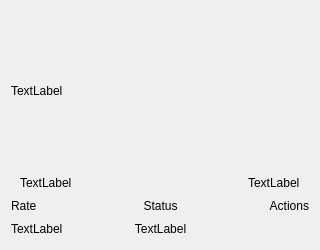
Qt form ui_files/grid_rooms_frame.ui (xbryan25/hotel-management-system) before a commit.
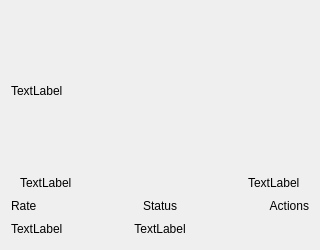
The same form after that commit.

Commit message: ui(grid_rooms_frame): update grid_rooms_frame ui

Diff of the .ui file:
```diff
--- a/ui_files/grid_rooms_frame.ui
+++ b/ui_files/grid_rooms_frame.ui
@@ -59,9 +59,12 @@
      <property name="orientation">
       <enum>Qt::Horizontal</enum>
      </property>
+     <property name="sizeType">
+      <enum>QSizePolicy::Fixed</enum>
+     </property>
      <property name="sizeHint" stdset="0">
       <size>
-       <width>61</width>
+       <width>20</width>
        <height>20</height>
       </size>
      </property>
@@ -72,9 +75,12 @@
      <property name="orientation">
       <enum>Qt::Horizontal</enum>
      </property>
+     <property name="sizeType">
+      <enum>QSizePolicy::Fixed</enum>
+     </property>
      <property name="sizeHint" stdset="0">
       <size>
-       <width>60</width>
+       <width>20</width>
        <height>20</height>
       </size>
      </property>
@@ -152,9 +158,12 @@
      <property name="orientation">
       <enum>Qt::Horizontal</enum>
      </property>
+     <property name="sizeType">
+      <enum>QSizePolicy::Fixed</enum>
+     </property>
      <property name="sizeHint" stdset="0">
       <size>
-       <width>61</width>
+       <width>20</width>
        <height>20</height>
       </size>
      </property>
@@ -165,9 +174,12 @@
      <property name="orientation">
       <enum>Qt::Horizontal</enum>
      </property>
+     <property name="sizeType">
+      <enum>QSizePolicy::Fixed</enum>
+     </property>
      <property name="sizeHint" stdset="0">
       <size>
-       <width>60</width>
+       <width>20</width>
        <height>20</height>
       </size>
      </property>
```
The commit also changes 2 other files.
